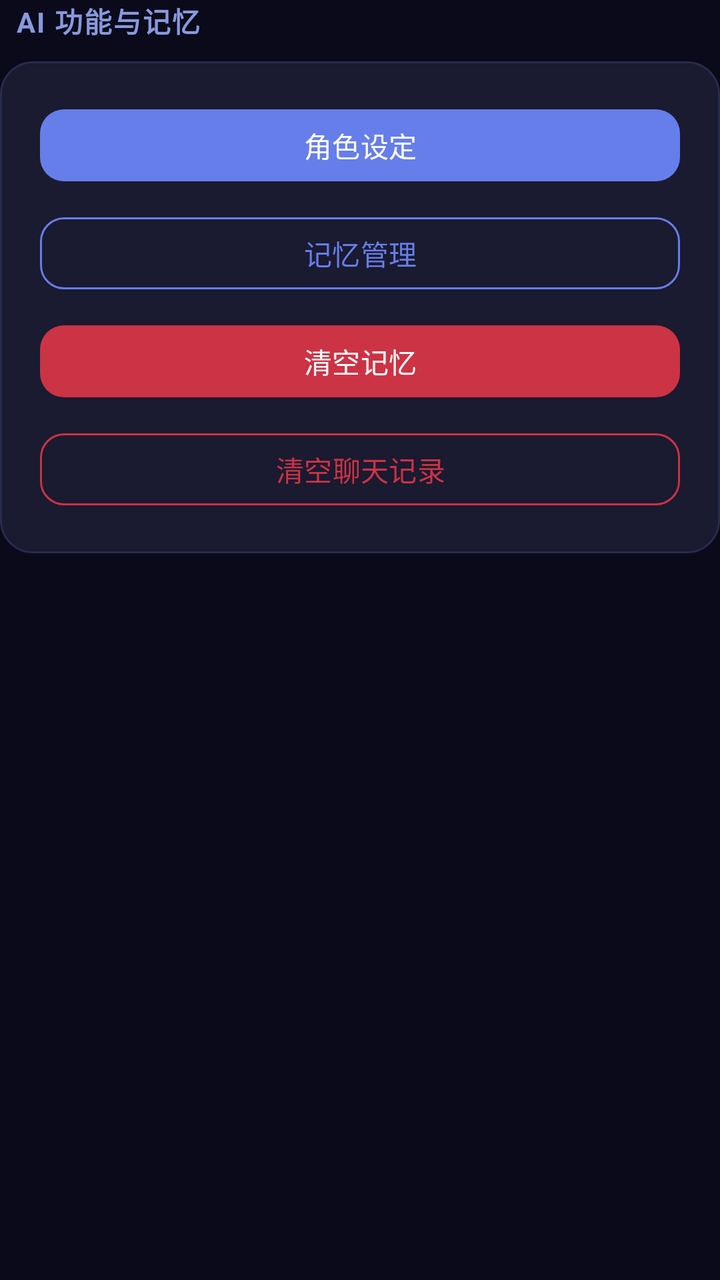
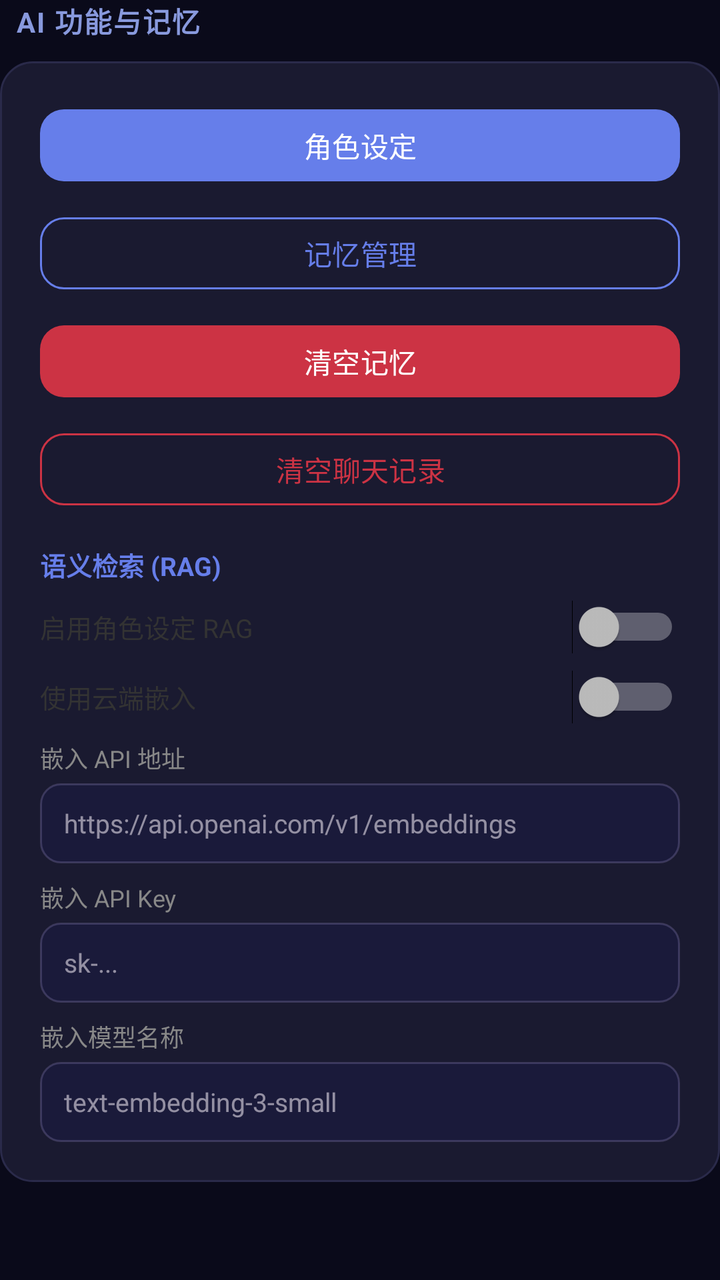

Compare the two renders of this Android layout. The source of the first and the diff that turns it into the second are given below.
<!-- AndroidManifest.xml: application theme Theme.Companion -->
<!-- res/layout/item_settings_memory.xml -->
<?xml version="1.0" encoding="utf-8"?>
<LinearLayout xmlns:android="http://schemas.android.com/apk/res/android"
    xmlns:app="http://schemas.android.com/apk/res-auto"
    android:layout_width="match_parent"
    android:layout_height="wrap_content"
    android:orientation="vertical">

    <TextView
        android:layout_width="match_parent"
        android:layout_height="wrap_content"
        android:text="  AI 功能与记忆"
        android:textSize="14sp"
        android:textStyle="bold"
        android:textColor="#8899dd"
        android:letterSpacing="0.05"
        android:layout_marginBottom="10dp" />

    <FrameLayout
        android:layout_width="match_parent"
        android:layout_height="wrap_content"
        android:layout_marginBottom="16dp"
        android:background="@drawable/bg_settings_card">

        <LinearLayout
            android:layout_width="match_parent"
            android:layout_height="wrap_content"
            android:orientation="vertical"
            android:padding="20dp">

            <com.google.android.material.button.MaterialButton
                android:id="@+id/btn_persona_editor"
                style="@style/Widget.Material3.Button"
                android:layout_width="match_parent"
                android:layout_height="44dp"
                android:text="角色设定"
                android:textSize="14sp"
                android:textColor="#FFFFFF"
                app:backgroundTint="#667eea"
                app:cornerRadius="12dp"
                android:layout_marginBottom="10dp" />

            <com.google.android.material.button.MaterialButton
                android:id="@+id/btn_view_memories"
                style="@style/Widget.Material3.Button.OutlinedButton"
                android:layout_width="match_parent"
                android:layout_height="44dp"
                android:text="记忆管理"
                android:textSize="14sp"
                android:textColor="#667eea"
                app:strokeColor="#667eea"
                app:cornerRadius="12dp"
                android:layout_marginBottom="10dp" />

            <com.google.android.material.button.MaterialButton
                android:id="@+id/btn_delete_all_memories"
                style="@style/Widget.Material3.Button"
                android:layout_width="match_parent"
                android:layout_height="44dp"
                android:text="清空记忆"
                android:textSize="14sp"
                android:textColor="#FFFFFF"
                app:backgroundTint="#cc3344"
                app:cornerRadius="12dp"
                android:layout_marginBottom="10dp" />

            <com.google.android.material.button.MaterialButton
                android:id="@+id/btn_clear_chat_history"
                style="@style/Widget.Material3.Button.OutlinedButton"
                android:layout_width="match_parent"
                android:layout_height="44dp"
                android:text="清空聊天记录"
                android:textSize="14sp"
                android:textColor="#cc3344"
                app:strokeColor="#cc3344"
                app:cornerRadius="12dp" />
        </LinearLayout>
    </FrameLayout>

</LinearLayout>
<!-- resources referenced by this layout -->
<resources>
  <!-- drawable bg_settings_card (drawable) -->
  <?xml version="1.0" encoding="utf-8"?>
  <shape xmlns:android="http://schemas.android.com/apk/res/android"
      android:shape="rectangle">
      <solid android:color="#1a1a30" />
      <corners android:radius="16dp" />
      <stroke
          android:width="1dp"
          android:color="#2a2a4a" />
  </shape>
  <color name="accent_blue">#667eea</color>
  <color name="purple_700">#FF3700B3</color>
  <color name="white">#FFFFFFFF</color>
  <color name="accent_cyan">#64ffda</color>
  <color name="teal_700">#FF018786</color>
  <color name="surface_dark">#14142a</color>
  <color name="text_primary">#ececf4</color>
  <color name="bg_start">#0a0a1a</color>
  <color name="accent_purple">#c4b5fd</color>
  <style name="ThemeOverlay.Companion.AlertDialog" parent="ThemeOverlay.Material3.MaterialAlertDialog">
          <item name="colorSurface">@color/surface_card</item>
          <item name="colorOnSurface">@color/text_primary</item>
          <item name="android:textColorPrimary">@color/text_primary</item>
          <item name="android:textColorSecondary">@color/text_secondary</item>
      </style>
  <style name="ThemeOverlay.Companion.AlertDialog.Legacy" parent="android:Theme.DeviceDefault.Dialog.Alert">
          <item name="android:textColorPrimary">@color/text_primary</item>
          <item name="android:textColorSecondary">@color/text_secondary</item>
          <item name="android:background">@color/surface_card</item>
          <item name="android:windowBackground">@color/surface_card</item>
          <item name="android:colorBackground">@color/surface_card</item>
      </style>
  <style name="ThemeOverlay.Companion.DatePicker" parent="ThemeOverlay.Material3.Dialog">
          <item name="colorSurface">@color/surface_card</item>
          <item name="colorOnSurface">@color/text_primary</item>
          <item name="android:textColorPrimary">@color/text_primary</item>
          <item name="android:textColorSecondary">@color/text_secondary</item>
          <item name="android:windowBackground">@color/surface_card</item>
      </style>
  <style name="ThemeOverlay.Companion.TimePicker" parent="ThemeOverlay.Material3.Dialog">
          <item name="colorSurface">@color/surface_card</item>
          <item name="colorOnSurface">@color/text_primary</item>
      </style>
  <color name="surface_card">#1a1a38</color>
  <color name="text_secondary">#99aabb</color>
  <!-- unchanged entries left out for length: 1 -->
</resources>

<!-- the commit's change to res/layout/item_settings_memory.xml (unified diff, before → after) -->
@@ -72,7 +72,127 @@
                 android:textSize="14sp"
                 android:textColor="#cc3344"
                 app:strokeColor="#cc3344"
-                app:cornerRadius="12dp" />
+                app:cornerRadius="12dp"
+                android:layout_marginBottom="16dp" />
+
+            <TextView
+                android:layout_width="match_parent"
+                android:layout_height="wrap_content"
+                android:text="语义检索 (RAG)"
+                android:textSize="13sp"
+                android:textStyle="bold"
+                android:textColor="#667eea"
+                android:layout_marginBottom="8dp" />
+
+            <LinearLayout
+                android:layout_width="match_parent"
+                android:layout_height="wrap_content"
+                android:orientation="horizontal"
+                android:gravity="center_vertical"
+                android:layout_marginBottom="8dp">
+
+                <TextView
+                    android:layout_width="0dp"
+                    android:layout_height="wrap_content"
+                    android:layout_weight="1"
+                    android:text="启用角色设定 RAG"
+                    android:textSize="13sp"
+                    android:textColor="#333333" />
+
+                <Switch
+                    android:id="@+id/switch_persona_rag_enabled"
+                    android:layout_width="wrap_content"
+                    android:layout_height="wrap_content" />
+            </LinearLayout>
+
+            <LinearLayout
+                android:layout_width="match_parent"
+                android:layout_height="wrap_content"
+                android:orientation="horizontal"
+                android:gravity="center_vertical"
+                android:layout_marginBottom="8dp">
+
+                <TextView
+                    android:layout_width="0dp"
+                    android:layout_height="wrap_content"
+                    android:layout_weight="1"
+                    android:text="使用云端嵌入"
+                    android:textSize="13sp"
+                    android:textColor="#333333" />
+
+                <Switch
+                    android:id="@+id/switch_use_cloud_embedding"
+                    android:layout_width="wrap_content"
+                    android:layout_height="wrap_content" />
+            </LinearLayout>
+
+            <LinearLayout
+                android:id="@+id/layout_cloud_embedding_fields"
+                android:layout_width="match_parent"
+                android:layout_height="wrap_content"
+                android:orientation="vertical">
+
+            <TextView
+                android:layout_width="match_parent"
+                android:layout_height="wrap_content"
+                android:text="嵌入 API 地址"
+                android:textSize="12sp"
+                android:textColor="#888888"
+                android:layout_marginBottom="4dp" />
+
+            <EditText
+                android:id="@+id/et_cloud_embedding_url"
+                android:layout_width="match_parent"
+                android:layout_height="40dp"
+                android:background="@drawable/bg_edittext_rounded"
+                android:hint="https://api.openai.com/v1/embeddings"
+                android:textSize="13sp"
+                android:paddingStart="12dp"
+                android:paddingEnd="12dp"
+                android:singleLine="true"
+                android:layout_marginBottom="8dp" />
+
+            <TextView
+                android:layout_width="match_parent"
+                android:layout_height="wrap_content"
+                android:text="嵌入 API Key"
+                android:textSize="12sp"
+                android:textColor="#888888"
+                android:layout_marginBottom="4dp" />
+
+            <EditText
+                android:id="@+id/et_cloud_embedding_api_key"
+                android:layout_width="match_parent"
+                android:layout_height="40dp"
+                android:background="@drawable/bg_edittext_rounded"
+                android:hint="sk-..."
+                android:textSize="13sp"
+                android:paddingStart="12dp"
+                android:paddingEnd="12dp"
+                android:singleLine="true"
+                android:inputType="textPassword"
+                android:layout_marginBottom="8dp" />
+
+            <TextView
+                android:layout_width="match_parent"
+                android:layout_height="wrap_content"
+                android:text="嵌入模型名称"
+                android:textSize="12sp"
+                android:textColor="#888888"
+                android:layout_marginBottom="4dp" />
+
+            <EditText
+                android:id="@+id/et_cloud_embedding_model"
+                android:layout_width="match_parent"
+                android:layout_height="40dp"
+                android:background="@drawable/bg_edittext_rounded"
+                android:hint="text-embedding-3-small"
+                android:textSize="13sp"
+                android:paddingStart="12dp"
+                android:paddingEnd="12dp"
+                android:singleLine="true" />
+
+            </LinearLayout>
         </LinearLayout>
     </FrameLayout>
 
<!-- resource entries referenced after the edit -->
@@ -1,5 +1,13 @@
 <!-- resources referenced by this layout -->
 <resources>
+  <!-- drawable bg_edittext_rounded (drawable) -->
+  <?xml version="1.0" encoding="utf-8"?>
+  <shape xmlns:android="http://schemas.android.com/apk/res/android"
+      android:shape="rectangle">
+      <solid android:color="#1a1a3a" />
+      <corners android:radius="10dp" />
+      <stroke android:width="1dp" android:color="#33c4b5fd" />
+  </shape>
   <!-- drawable bg_settings_card (drawable) -->
   <?xml version="1.0" encoding="utf-8"?>
   <shape xmlns:android="http://schemas.android.com/apk/res/android"
